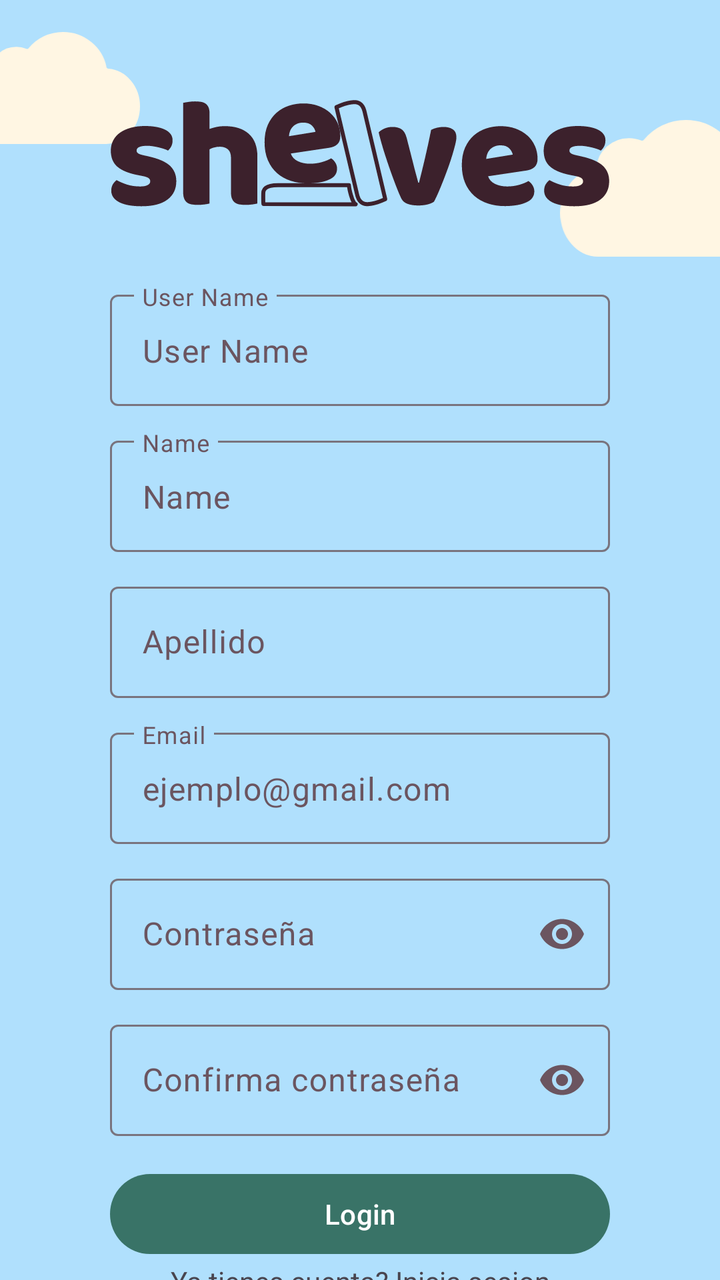
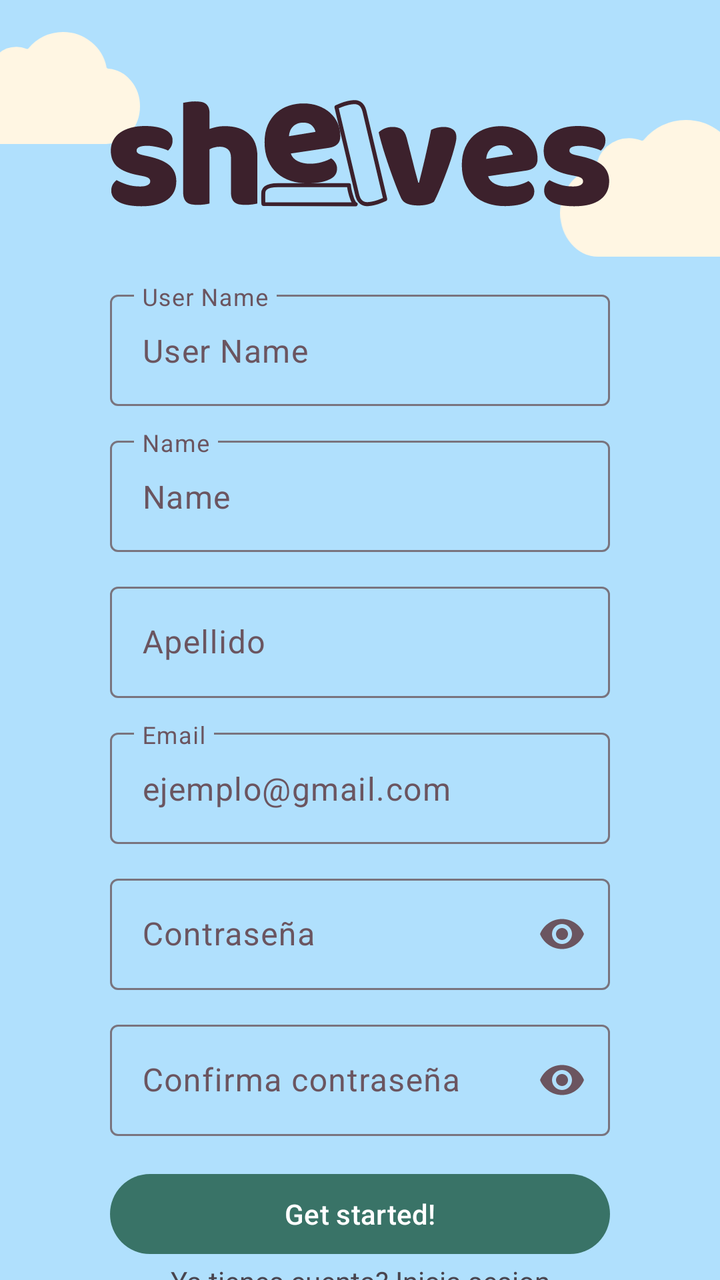

Two renders of the same Android screen: before a commit and after it. Below are the layout's source before the change and the commit's diff.
<!-- AndroidManifest.xml: application theme Theme.Shelves -->
<!-- res/layout/activity_registre.xml -->
<?xml version="1.0" encoding="utf-8"?>
<androidx.constraintlayout.widget.ConstraintLayout xmlns:android="http://schemas.android.com/apk/res/android"
    xmlns:app="http://schemas.android.com/apk/res-auto"
    xmlns:tools="http://schemas.android.com/tools"
    android:id="@+id/main"
    android:layout_width="match_parent"
    android:layout_height="match_parent"
    tools:context=".RegistreActivity"
    android:background="@color/icy_blue"
    >

    <FrameLayout
        android:id="@+id/logo"
        app:layout_constraintBottom_toTopOf="@+id/formulario"
        android:orientation="horizontal"
        android:layout_width="0dp"
        android:layout_height="130dp"
        app:layout_constraintTop_toTopOf="parent"
        app:layout_constraintStart_toStartOf="parent"
        app:layout_constraintEnd_toEndOf="parent"
        >
        
        <ImageView
            android:layout_width="90dp"
            android:layout_height="wrap_content"
            android:layout_gravity="top|start"
            android:layout_marginTop="16dp"
            android:adjustViewBounds="true"
            android:translationX="-20dp"
            android:importantForAccessibility="no"
            android:src="@drawable/nube" />

        
        <ImageView
            android:layout_width="110dp"
            android:layout_height="wrap_content"
            android:layout_gravity="top|end"
            android:layout_marginTop="60dp"
            android:adjustViewBounds="true"
            android:translationX="30dp"
            android:importantForAccessibility="no"
            android:src="@drawable/nube" />

        
        <ImageView
            android:layout_width="250dp"
            android:layout_height="wrap_content"
            android:layout_gravity="top|center_horizontal"
            android:layout_marginTop="50dp"
            android:adjustViewBounds="true"
            android:contentDescription="Shelves"
            android:src="@drawable/logo_shelves" />
    </FrameLayout>


    <LinearLayout
        android:id="@+id/formulario"
        android:layout_width="wrap_content"
        android:layout_height="wrap_content"
        app:layout_constraintTop_toBottomOf="@+id/logo"
        app:layout_constraintStart_toStartOf="parent"
        app:layout_constraintEnd_toEndOf="parent"
        android:orientation="vertical"
        android:focusable="true"
        android:focusableInTouchMode="true"
        >
        
        <com.google.android.material.textfield.TextInputLayout
            android:layout_width="match_parent"
            android:layout_height="wrap_content"
            android:hint="User Name"
            app:expandedHintEnabled="false"
            app:placeholderText="User Name"
            app:endIconMode="clear_text"
            android:layout_marginTop="12dp">

            <com.google.android.material.textfield.TextInputEditText
                android:layout_width="match_parent"
                android:layout_height="wrap_content"
                android:inputType="text" />
        </com.google.android.material.textfield.TextInputLayout>
        
        <com.google.android.material.textfield.TextInputLayout
            android:layout_width="match_parent"
            android:layout_height="wrap_content"
            android:hint="Name"
            app:expandedHintEnabled="false"
            app:placeholderText="Name"
            app:endIconMode="clear_text"
            android:layout_marginTop="12dp">

            <com.google.android.material.textfield.TextInputEditText
                android:layout_width="match_parent"
                android:layout_height="wrap_content"
                android:inputType="text" />
        </com.google.android.material.textfield.TextInputLayout>
        
        <com.google.android.material.textfield.TextInputLayout
            android:layout_width="250dp"
            android:layout_height="wrap_content"
            android:hint="Apellido"
            style="@style/Widget.Material3.TextInputLayout.OutlinedBox"
            app:layout_constraintEnd_toEndOf="parent"
            android:layout_marginTop="12dp"
            >

            <com.google.android.material.textfield.TextInputEditText
                android:layout_width="match_parent"
                android:layout_height="wrap_content"
                android:inputType="textPersonName"
                android:maxLines="1" />

        </com.google.android.material.textfield.TextInputLayout>
        <com.google.android.material.textfield.TextInputLayout
            android:layout_width="match_parent"
            android:layout_height="wrap_content"
            android:hint="Email"
            app:expandedHintEnabled="false"
            app:placeholderText="ejemplo@gmail.com"
            app:endIconMode="clear_text"
            android:layout_marginTop="12dp">

            <com.google.android.material.textfield.TextInputEditText
                android:layout_width="match_parent"
                android:layout_height="wrap_content"
                android:inputType="text" />
        </com.google.android.material.textfield.TextInputLayout>
        
        <com.google.android.material.textfield.TextInputLayout
            android:layout_width="250dp"
            android:layout_height="wrap_content"
            android:hint="Contraseña"
            app:endIconMode="password_toggle"
            style="@style/Widget.Material3.TextInputLayout.OutlinedBox"
            android:layout_marginTop="12dp">
            <com.google.android.material.textfield.TextInputEditText
                android:layout_width="match_parent"
                android:layout_height="wrap_content"
                android:inputType="textPassword" />

        </com.google.android.material.textfield.TextInputLayout>
        
        <com.google.android.material.textfield.TextInputLayout
            android:layout_width="250dp"
            android:layout_height="wrap_content"
            android:hint="Confirma contraseña"
            app:endIconMode="password_toggle"
            style="@style/Widget.Material3.TextInputLayout.OutlinedBox"
            android:layout_marginTop="12dp">
            <com.google.android.material.textfield.TextInputEditText
                android:layout_width="match_parent"
                android:layout_height="wrap_content"
                android:inputType="textPassword" />

        </com.google.android.material.textfield.TextInputLayout>

        <Button
            android:layout_width="250dp"
            android:layout_height="wrap_content"
            android:text="Login"
            android:layout_marginTop="15dp"
            />
        <TextView
            android:layout_width="match_parent"
            android:layout_height="wrap_content"
            android:gravity="center"
            android:text="Ya tienes cuenta? Inicia sesion"

            />
    </LinearLayout>

</androidx.constraintlayout.widget.ConstraintLayout>
<!-- resources referenced by this layout -->
<resources>
  <color name="icy_blue">#B0E0FD</color>
  <!-- drawable logo_shelves: vector/xml drawable (drawable, 10366 chars, omitted) -->
  <!-- drawable nube (drawable) -->
  <vector xmlns:android="http://schemas.android.com/apk/res/android"
      android:width="106dp"
      android:height="66dp"
      android:viewportWidth="106"
      android:viewportHeight="66">
    <path
        android:strokeWidth="1"
        android:pathData="M17.43,23.98C17.69,23.72 17.85,23.39 17.88,23.03C18.56,15.32 25.12,9.28 33.12,9.28C35.11,9.26 37.08,9.64 38.92,10.39C39.59,10.67 40.34,10.41 40.8,9.85C45.45,4.11 52.61,0.5 60.66,0.5C73.03,0.5 83.5,9.18 85.76,20.72C85.84,21.08 86.03,21.41 86.31,21.65C86.59,21.9 86.94,22.04 87.32,22.07C97.47,22.83 105.5,32.25 105.5,43.76C105.5,55.77 96.76,65.5 85.98,65.5H18.26C8.45,65.5 0.5,56.29 0.5,44.93C0.5,34.2 7.45,25.39 16.48,24.44C16.84,24.4 17.18,24.23 17.43,23.98Z"
        android:strokeLineJoin="round"
        android:fillColor="#FFF6E3"
        android:strokeColor="#FFF6E3"
        android:strokeLineCap="round"/>
  </vector>
  <style name="Theme.Shelves" parent="Base.Theme.Shelves" />
  <style name="Base.Theme.Shelves" parent="Theme.Material3.DayNight.NoActionBar">
          <item name="colorPrimary">@color/shelves_primary</item>
          <item name="colorOnPrimary">@color/shelves_on_primary</item>
          <item name="colorSecondary">@color/shelves_secondary</item>
          <item name="colorOnSecondary">@color/shelves_on_secondary</item>
          <item name="colorSecondaryContainer">@color/shelves_secondary</item>
          <item name="colorOnSecondaryContainer">@color/shelves_on_secondary</item>
          <item name="android:colorBackground">@color/shelves_background</item>
          <item name="colorOnBackground">@color/shelves_on_surface</item>
          <item name="colorSurface">@color/shelves_surface</item>
          <item name="colorOnSurface">@color/shelves_on_surface</item>
          <item name="colorOnSurfaceVariant">@color/shelves_text_secondary</item>
          <item name="colorError">@color/shelves_error</item>
          <item name="colorOnError">@color/shelves_on_error</item>
      </style>
  <color name="shelves_primary">@color/verde</color>
  <color name="shelves_on_primary">@color/white</color>
  <color name="shelves_secondary">@color/icy_blue</color>
  <color name="shelves_on_secondary">@color/midnight_violet</color>
  <color name="shelves_background">@color/crema</color>
  <color name="shelves_on_surface">@color/midnight_violet</color>
  <color name="shelves_surface">@color/white</color>
  <color name="shelves_text_secondary">#6B5560</color>
  <color name="shelves_error">#B3261E</color>
  <color name="shelves_on_error">@color/white</color>
  <color name="verde">#397367</color>
  <color name="white">#FFFFFF</color>
  <color name="midnight_violet">#3C222D</color>
  <color name="crema">#FFF6E3</color>
</resources>

<!-- the commit's change to res/layout/activity_registre.xml (unified diff, before → after) -->
@@ -48,7 +48,7 @@
             android:layout_gravity="top|center_horizontal"
             android:layout_marginTop="50dp"
             android:adjustViewBounds="true"
-            android:contentDescription="Shelves"
+            android:contentDescription="@string/logo"
             android:src="@drawable/logo_shelves" />
     </FrameLayout>
 
@@ -68,7 +68,7 @@
         <com.google.android.material.textfield.TextInputLayout
             android:layout_width="match_parent"
             android:layout_height="wrap_content"
-            android:hint="User Name"
+            android:hint="@string/login_user_name"
             app:expandedHintEnabled="false"
             app:placeholderText="User Name"
             app:endIconMode="clear_text"
@@ -83,7 +83,7 @@
         <com.google.android.material.textfield.TextInputLayout
             android:layout_width="match_parent"
             android:layout_height="wrap_content"
-            android:hint="Name"
+            android:hint="@string/registre_name"
             app:expandedHintEnabled="false"
             app:placeholderText="Name"
             app:endIconMode="clear_text"
@@ -98,7 +98,7 @@
         <com.google.android.material.textfield.TextInputLayout
             android:layout_width="250dp"
             android:layout_height="wrap_content"
-            android:hint="Apellido"
+            android:hint="@string/registre_apellido"
             style="@style/Widget.Material3.TextInputLayout.OutlinedBox"
             app:layout_constraintEnd_toEndOf="parent"
             android:layout_marginTop="12dp"
@@ -114,7 +114,7 @@
         <com.google.android.material.textfield.TextInputLayout
             android:layout_width="match_parent"
             android:layout_height="wrap_content"
-            android:hint="Email"
+            android:hint="@string/registre_email"
             app:expandedHintEnabled="false"
             app:placeholderText="ejemplo@gmail.com"
             app:endIconMode="clear_text"
@@ -129,7 +129,7 @@
         <com.google.android.material.textfield.TextInputLayout
             android:layout_width="250dp"
             android:layout_height="wrap_content"
-            android:hint="Contraseña"
+            android:hint="@string/login_contrasena"
             app:endIconMode="password_toggle"
             style="@style/Widget.Material3.TextInputLayout.OutlinedBox"
             android:layout_marginTop="12dp">
@@ -143,7 +143,7 @@
         <com.google.android.material.textfield.TextInputLayout
             android:layout_width="250dp"
             android:layout_height="wrap_content"
-            android:hint="Confirma contraseña"
+            android:hint="@string/registre_confirma_contrasena"
             app:endIconMode="password_toggle"
             style="@style/Widget.Material3.TextInputLayout.OutlinedBox"
             android:layout_marginTop="12dp">
@@ -157,14 +157,14 @@
         <Button
             android:layout_width="250dp"
             android:layout_height="wrap_content"
-            android:text="Login"
+            android:text="@string/registre_get_started"
             android:layout_marginTop="15dp"
             />
         <TextView
             android:layout_width="match_parent"
             android:layout_height="wrap_content"
             android:gravity="center"
-            android:text="Ya tienes cuenta? Inicia sesion"
+            android:text="@string/registre_volver_a_login"
 
             />
     </LinearLayout>
<!-- resource entries referenced after the edit -->
@@ -16,6 +16,15 @@
         android:strokeColor="#FFF6E3"
         android:strokeLineCap="round"/>
   </vector>
+  <string name="login_contrasena">Contraseña</string>
+  <string name="login_user_name">User Name</string>
+  <string name="logo">Shelves</string>
+  <string name="registre_apellido">Apellido</string>
+  <string name="registre_confirma_contrasena">Confirma contraseña</string>
+  <string name="registre_email">Email</string>
+  <string name="registre_get_started">Get started!</string>
+  <string name="registre_name">Name</string>
+  <string name="registre_volver_a_login">Ya tienes cuenta? Inicia sesion</string>
   <style name="Theme.Shelves" parent="Base.Theme.Shelves" />
   <style name="Base.Theme.Shelves" parent="Theme.Material3.DayNight.NoActionBar">
           <item name="colorPrimary">@color/shelves_primary</item>
